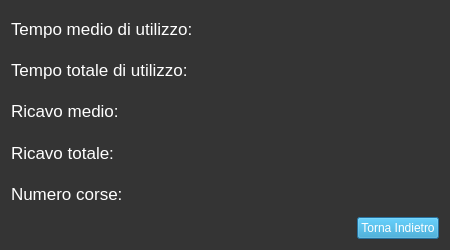
This is Viste/Amministratore/GUI/statistiche.ui in GiulianiM/Noleggio as Qt 5 draws it before an edit. The edited form follows.
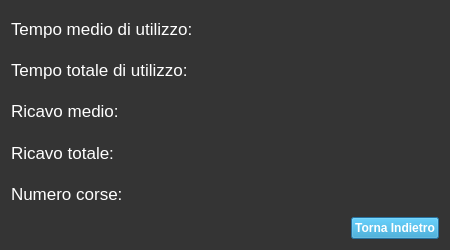
This is the edited form. Icons and pictures are not drawn.

The edit to the form file:
```diff
--- a/Viste/Amministratore/GUI/statistiche.ui
+++ b/Viste/Amministratore/GUI/statistiche.ui
@@ -232,6 +232,11 @@
          </item>
          <item>
           <widget class="QPushButton" name="back_button">
+           <property name="font">
+            <font>
+             <bold>true</bold>
+            </font>
+           </property>
            <property name="styleSheet">
             <string notr="true">font-size:20; color:white;background-color:rgb(38, 157, 206)
 </string>
```
